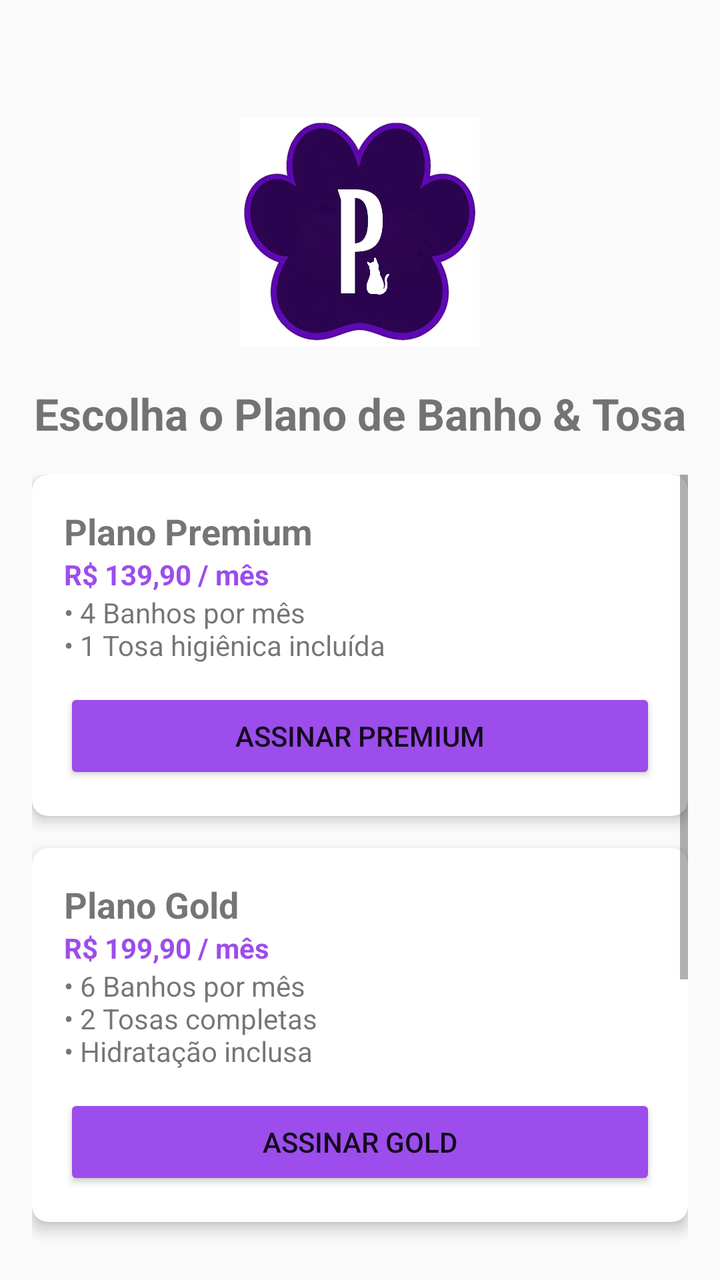
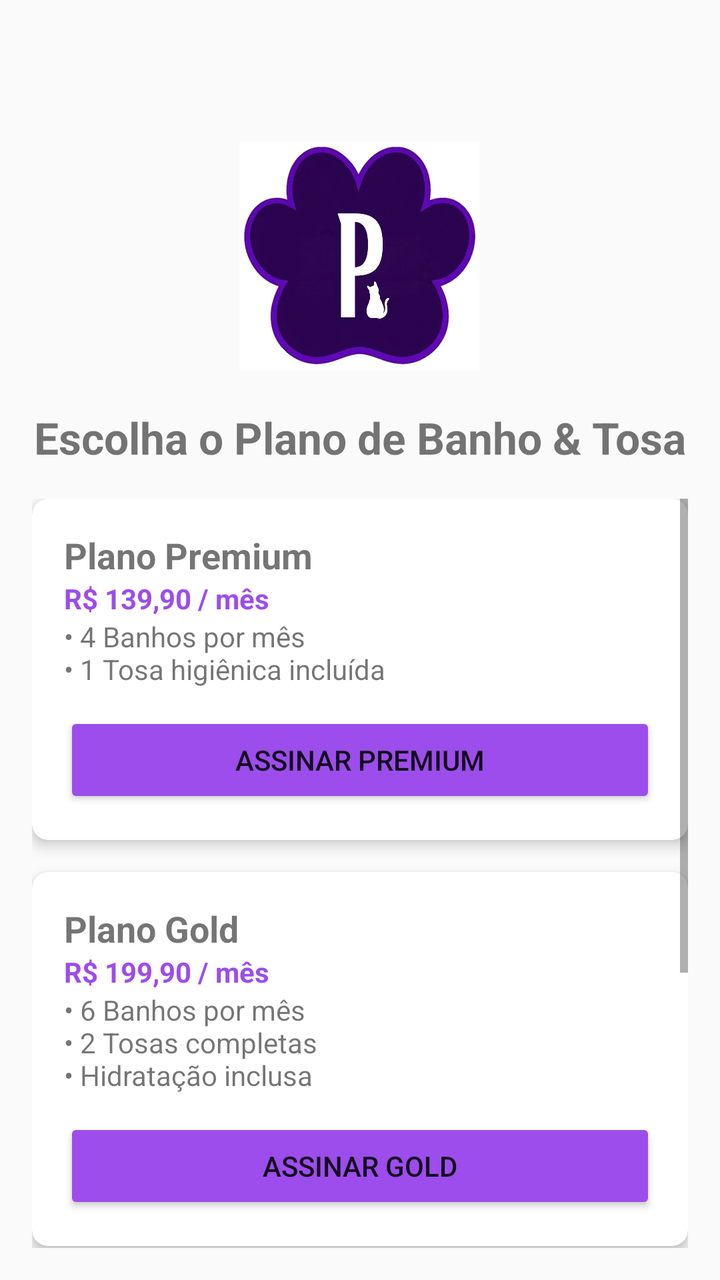

Before-and-after screenshots of an Android layout around one commit, followed by the original layout XML and the change that was made.
<!-- AndroidManifest.xml: application theme Theme.AppCompat.Light.NoActionBar -->
<!-- res/layout/activity_planos.xml -->
<?xml version="1.0" encoding="utf-8"?>
<androidx.constraintlayout.widget.ConstraintLayout xmlns:android="http://schemas.android.com/apk/res/android"
    xmlns:app="http://schemas.android.com/apk/res-auto"
    xmlns:tools="http://schemas.android.com/tools"
    android:layout_width="match_parent"
    android:layout_height="match_parent"
    android:padding="16dp">

    <ImageView
        android:id="@+id/imgLogoPlanos"
        android:layout_width="120dp"
        android:layout_height="120dp"
        android:layout_marginTop="40dp"
        android:src="@drawable/favcon"
        app:layout_constraintEnd_toEndOf="parent"
        app:layout_constraintHorizontal_bias="0.498"
        app:layout_constraintStart_toStartOf="parent"
        app:layout_constraintTop_toTopOf="parent" />

    <TextView
        android:id="@+id/tvTituloPlanos"
        android:layout_width="wrap_content"
        android:layout_height="wrap_content"
        android:layout_marginTop="16dp"
        android:text="Escolha o Plano de Banho &amp; Tosa"
        android:textSize="22sp"
        android:textStyle="bold"
        app:layout_constraintEnd_toEndOf="parent"
        app:layout_constraintStart_toStartOf="parent"
        app:layout_constraintTop_toBottomOf="@+id/imgLogoPlanos" />

    <ScrollView
        android:layout_width="match_parent"
        android:layout_height="0dp"
        android:layout_marginTop="16dp"
        app:layout_constraintBottom_toBottomOf="parent"
        app:layout_constraintTop_toBottomOf="@+id/tvTituloPlanos">

        <LinearLayout
            android:layout_width="match_parent"
            android:layout_height="wrap_content"
            android:orientation="vertical">

            
            <androidx.cardview.widget.CardView
                android:layout_width="match_parent"
                android:layout_height="wrap_content"
                android:layout_marginBottom="16dp"
                app:cardCornerRadius="8dp"
                app:cardElevation="4dp">

                <LinearLayout
                    android:layout_width="match_parent"
                    android:layout_height="wrap_content"
                    android:orientation="vertical"
                    android:padding="16dp">

                    <TextView
                        android:layout_width="wrap_content"
                        android:layout_height="wrap_content"
                        android:text="Plano Premium"
                        android:textSize="18sp"
                        android:textStyle="bold" />

                    <TextView
                        android:layout_width="wrap_content"
                        android:layout_height="wrap_content"
                        android:text="R$ 139,90 / mês"
                        android:textColor="#9C4DEB"
                        android:textStyle="bold" />

                    <TextView
                        android:layout_width="wrap_content"
                        android:layout_height="wrap_content"
                        android:text="• 4 Banhos por mês\n• 1 Tosa higiênica incluída" />

                    <Button
                        android:id="@+id/btnAssinarPremium"
                        android:layout_width="match_parent"
                        android:layout_height="wrap_content"
                        android:layout_marginTop="12dp"
                        android:backgroundTint="#9C4DEB"
                        android:text="Assinar Premium" />
                </LinearLayout>
            </androidx.cardview.widget.CardView>

            
            <androidx.cardview.widget.CardView
                android:layout_width="match_parent"
                android:layout_height="wrap_content"
                android:layout_marginBottom="16dp"
                app:cardCornerRadius="8dp"
                app:cardElevation="4dp">

                <LinearLayout
                    android:layout_width="match_parent"
                    android:layout_height="wrap_content"
                    android:orientation="vertical"
                    android:padding="16dp">

                    <TextView
                        android:layout_width="wrap_content"
                        android:layout_height="wrap_content"
                        android:text="Plano Gold"
                        android:textSize="18sp"
                        android:textStyle="bold" />

                    <TextView
                        android:layout_width="wrap_content"
                        android:layout_height="wrap_content"
                        android:text="R$ 199,90 / mês"
                        android:textColor="#9C4DEB"
                        android:textStyle="bold" />

                    <TextView
                        android:layout_width="wrap_content"
                        android:layout_height="wrap_content"
                        android:text="• 6 Banhos por mês\n• 2 Tosas completas\n• Hidratação inclusa" />

                    <Button
                        android:id="@+id/btnAssinarGold"
                        android:layout_width="match_parent"
                        android:layout_height="wrap_content"
                        android:layout_marginTop="12dp"
                        android:backgroundTint="#9C4DEB"
                        android:text="Assinar Gold" />
                </LinearLayout>
            </androidx.cardview.widget.CardView>

            
            <androidx.cardview.widget.CardView
                android:layout_width="match_parent"
                android:layout_height="wrap_content"
                android:layout_marginBottom="16dp"
                app:cardCornerRadius="8dp"
                app:cardElevation="4dp">

                <LinearLayout
                    android:layout_width="match_parent"
                    android:layout_height="wrap_content"
                    android:orientation="vertical"
                    android:padding="16dp">

                    <TextView
                        android:layout_width="wrap_content"
                        android:layout_height="wrap_content"
                        android:text="Plano Platina"
                        android:textSize="18sp"
                        android:textStyle="bold" />

                    <TextView
                        android:layout_width="wrap_content"
                        android:layout_height="wrap_content"
                        android:text="R$ 299,90 / mês"
                        android:textColor="#9C4DEB"
                        android:textStyle="bold" />

                    <TextView
                        android:layout_width="wrap_content"
                        android:layout_height="wrap_content"
                        android:text="• Banhos ilimitados\n• Tosas ilimitadas\n• Leva e Traz incluso" />

                    <Button
                        android:id="@+id/btnAssinarPlatina"
                        android:layout_width="match_parent"
                        android:layout_height="wrap_content"
                        android:layout_marginTop="12dp"
                        android:backgroundTint="#9C4DEB"
                        android:text="Assinar Platina" />
                </LinearLayout>
            </androidx.cardview.widget.CardView>

        </LinearLayout>
    </ScrollView>

</androidx.constraintlayout.widget.ConstraintLayout>
<!-- resources referenced by this layout -->
<resources>
  <!-- drawable favcon: jpeg bitmap (drawable, 74417 bytes) -->
</resources>

<!-- the commit's change to res/layout/activity_planos.xml (unified diff, before → after) -->
@@ -10,7 +10,7 @@
         android:id="@+id/imgLogoPlanos"
         android:layout_width="120dp"
         android:layout_height="120dp"
-        android:layout_marginTop="40dp"
+        android:layout_marginTop="52dp"
         android:src="@drawable/favcon"
         app:layout_constraintEnd_toEndOf="parent"
         app:layout_constraintHorizontal_bias="0.498"
